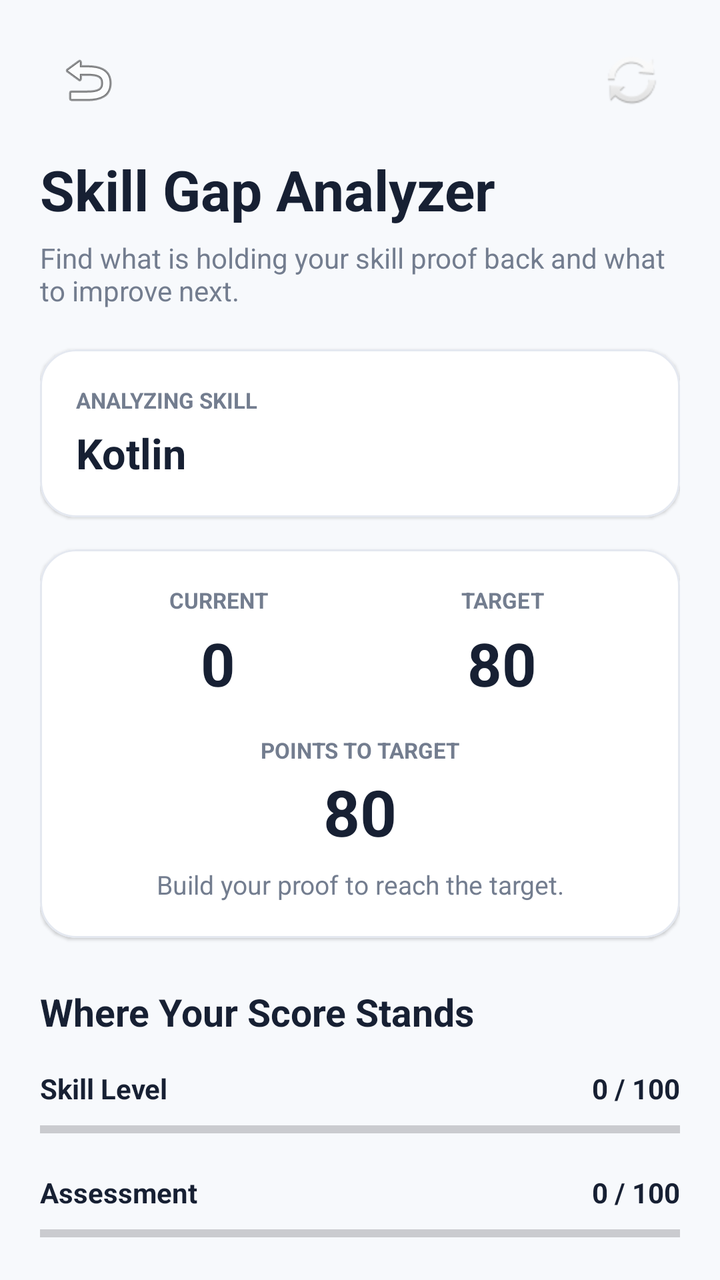
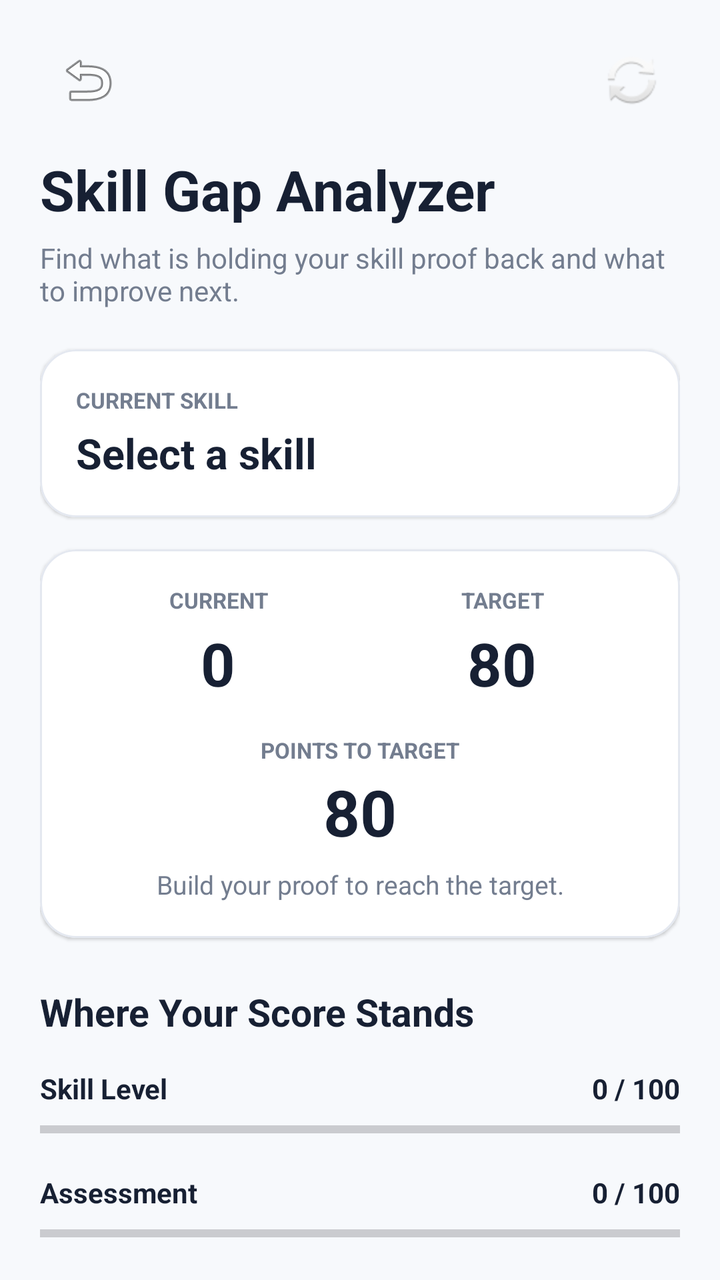

The first picture is an Android layout as it rendered before a commit; the second is the same layout after the commit. The layout source and the unified diff follow.
<!-- AndroidManifest.xml: application theme Theme.Skill_Proof_MAD_ASSIGNMENT_1 -->
<!-- res/layout/activity_skill_gap.xml -->
<?xml version="1.0" encoding="utf-8"?>
<androidx.core.widget.NestedScrollView
    xmlns:android="http://schemas.android.com/apk/res/android"
    xmlns:app="http://schemas.android.com/apk/res-auto"
    xmlns:tools="http://schemas.android.com/tools"
    android:layout_width="match_parent"
    android:layout_height="match_parent"
    android:background="#F7F9FC"
    android:fillViewport="true"
    tools:context=".SkillGapActivity">

    <androidx.constraintlayout.widget.ConstraintLayout
        android:layout_width="match_parent"
        android:layout_height="wrap_content"
        android:paddingStart="20dp"
        android:paddingTop="16dp"
        android:paddingEnd="20dp"
        android:paddingBottom="32dp">

        
        
        

        <ImageButton
            android:id="@+id/btnBack"
            android:layout_width="48dp"
            android:layout_height="48dp"
            android:background="?attr/selectableItemBackgroundBorderless"
            android:contentDescription="Back"
            android:padding="12dp"
            android:src="@android:drawable/ic_menu_revert"
            app:layout_constraintStart_toStartOf="parent"
            app:layout_constraintTop_toTopOf="parent" />

        <ImageButton
            android:id="@+id/btnRefresh"
            android:layout_width="48dp"
            android:layout_height="48dp"
            android:background="?attr/selectableItemBackgroundBorderless"
            android:contentDescription="Refresh"
            android:padding="12dp"
            android:src="@android:drawable/ic_popup_sync"
            app:layout_constraintEnd_toEndOf="parent"
            app:layout_constraintTop_toTopOf="parent" />

        <TextView
            android:id="@+id/tvPageTitle"
            android:layout_width="0dp"
            android:layout_height="wrap_content"
            android:layout_marginTop="12dp"
            android:text="Skill Gap Analyzer"
            android:textColor="#172033"
            android:textSize="28sp"
            android:textStyle="bold"
            app:layout_constraintEnd_toEndOf="parent"
            app:layout_constraintStart_toStartOf="parent"
            app:layout_constraintTop_toBottomOf="@id/btnBack" />

        <TextView
            android:id="@+id/tvDescription"
            android:layout_width="0dp"
            android:layout_height="wrap_content"
            android:layout_marginTop="6dp"
            android:text="Find what is holding your skill proof back and what to improve next."
            android:textColor="#737D8F"
            android:textSize="14sp"
            app:layout_constraintEnd_toEndOf="parent"
            app:layout_constraintStart_toStartOf="parent"
            app:layout_constraintTop_toBottomOf="@id/tvPageTitle" />

        
        
        

        <com.google.android.material.card.MaterialCardView
            android:id="@+id/skillCard"
            android:layout_width="0dp"
            android:layout_height="wrap_content"
            android:layout_marginTop="20dp"
            app:cardBackgroundColor="@android:color/white"
            app:cardCornerRadius="18dp"
            app:cardElevation="1dp"
            app:layout_constraintEnd_toEndOf="parent"
            app:layout_constraintStart_toStartOf="parent"
            app:layout_constraintTop_toBottomOf="@id/tvDescription"
            app:strokeColor="#E4E8F0"
            app:strokeWidth="1dp">

            <androidx.constraintlayout.widget.ConstraintLayout
                android:layout_width="match_parent"
                android:layout_height="wrap_content"
                android:padding="18dp">

                <TextView
                    android:id="@+id/tvSkillLabel"
                    android:layout_width="wrap_content"
                    android:layout_height="wrap_content"
                    android:text="ANALYZING SKILL"
                    android:textColor="#737D8F"
                    android:textSize="11sp"
                    android:textStyle="bold"
                    app:layout_constraintStart_toStartOf="parent"
                    app:layout_constraintTop_toTopOf="parent" />

                <TextView
                    android:id="@+id/tvSkillName"
                    android:layout_width="0dp"
                    android:layout_height="wrap_content"
                    android:layout_marginTop="5dp"
                    android:text="Kotlin"
                    android:textColor="#172033"
                    android:textSize="21sp"
                    android:textStyle="bold"
                    app:layout_constraintEnd_toEndOf="parent"
                    app:layout_constraintStart_toStartOf="parent"
                    app:layout_constraintTop_toBottomOf="@id/tvSkillLabel" />

            </androidx.constraintlayout.widget.ConstraintLayout>

        </com.google.android.material.card.MaterialCardView>

        
        
        

        <com.google.android.material.card.MaterialCardView
            android:id="@+id/gapSummaryCard"
            android:layout_width="0dp"
            android:layout_height="wrap_content"
            android:layout_marginTop="16dp"
            app:cardBackgroundColor="@android:color/white"
            app:cardCornerRadius="18dp"
            app:cardElevation="1dp"
            app:layout_constraintEnd_toEndOf="parent"
            app:layout_constraintStart_toStartOf="parent"
            app:layout_constraintTop_toBottomOf="@id/skillCard"
            app:strokeColor="#E4E8F0"
            app:strokeWidth="1dp">

            <androidx.constraintlayout.widget.ConstraintLayout
                android:layout_width="match_parent"
                android:layout_height="wrap_content"
                android:padding="18dp">

                

                <TextView
                    android:id="@+id/tvCurrentLabel"
                    android:layout_width="0dp"
                    android:layout_height="wrap_content"
                    android:gravity="center"
                    android:text="CURRENT"
                    android:textColor="#737D8F"
                    android:textSize="11sp"
                    android:textStyle="bold"
                    app:layout_constraintEnd_toStartOf="@id/tvTargetLabel"
                    app:layout_constraintStart_toStartOf="parent"
                    app:layout_constraintTop_toTopOf="parent" />

                <TextView
                    android:id="@+id/tvCurrentScore"
                    android:layout_width="0dp"
                    android:layout_height="wrap_content"
                    android:layout_marginTop="4dp"
                    android:gravity="center"
                    android:text="0"
                    android:textColor="#172033"
                    android:textSize="30sp"
                    android:textStyle="bold"
                    app:layout_constraintEnd_toStartOf="@id/tvTargetScore"
                    app:layout_constraintStart_toStartOf="parent"
                    app:layout_constraintTop_toBottomOf="@id/tvCurrentLabel" />

                

                <TextView
                    android:id="@+id/tvTargetLabel"
                    android:layout_width="0dp"
                    android:layout_height="wrap_content"
                    android:gravity="center"
                    android:text="TARGET"
                    android:textColor="#737D8F"
                    android:textSize="11sp"
                    android:textStyle="bold"
                    app:layout_constraintEnd_toEndOf="parent"
                    app:layout_constraintStart_toEndOf="@id/tvCurrentLabel"
                    app:layout_constraintTop_toTopOf="parent" />

                <TextView
                    android:id="@+id/tvTargetScore"
                    android:layout_width="0dp"
                    android:layout_height="wrap_content"
                    android:layout_marginTop="4dp"
                    android:gravity="center"
                    android:text="80"
                    android:textColor="#172033"
                    android:textSize="30sp"
                    android:textStyle="bold"
                    app:layout_constraintEnd_toEndOf="parent"
                    app:layout_constraintStart_toEndOf="@id/tvCurrentScore"
                    app:layout_constraintTop_toBottomOf="@id/tvTargetLabel" />

                

                <TextView
                    android:id="@+id/tvGapLabel"
                    android:layout_width="0dp"
                    android:layout_height="wrap_content"
                    android:layout_marginTop="16dp"
                    android:gravity="center"
                    android:text="POINTS TO TARGET"
                    android:textColor="#737D8F"
                    android:textSize="11sp"
                    android:textStyle="bold"
                    app:layout_constraintEnd_toEndOf="parent"
                    app:layout_constraintStart_toStartOf="parent"
                    app:layout_constraintTop_toBottomOf="@id/tvCurrentScore" />

                <TextView
                    android:id="@+id/tvGapScore"
                    android:layout_width="wrap_content"
                    android:layout_height="wrap_content"
                    android:layout_marginTop="2dp"
                    android:text="80"
                    android:textColor="#172033"
                    android:textSize="32sp"
                    android:textStyle="bold"
                    app:layout_constraintEnd_toEndOf="parent"
                    app:layout_constraintStart_toStartOf="parent"
                    app:layout_constraintTop_toBottomOf="@id/tvGapLabel" />

                <TextView
                    android:id="@+id/tvGapMessage"
                    android:layout_width="0dp"
                    android:layout_height="wrap_content"
                    android:layout_marginTop="6dp"
                    android:gravity="center"
                    android:text="Build your proof to reach the target."
                    android:textColor="#737D8F"
                    android:textSize="13sp"
                    app:layout_constraintBottom_toBottomOf="parent"
                    app:layout_constraintEnd_toEndOf="parent"
                    app:layout_constraintStart_toStartOf="parent"
                    app:layout_constraintTop_toBottomOf="@id/tvGapScore" />

            </androidx.constraintlayout.widget.ConstraintLayout>

        </com.google.android.material.card.MaterialCardView>

        
        
        

        <TextView
            android:id="@+id/tvBreakdownTitle"
            android:layout_width="0dp"
            android:layout_height="wrap_content"
            android:layout_marginTop="24dp"
            android:text="Where Your Score Stands"
            android:textColor="#172033"
            android:textSize="19sp"
            android:textStyle="bold"
            app:layout_constraintEnd_toEndOf="parent"
            app:layout_constraintStart_toStartOf="parent"
            app:layout_constraintTop_toBottomOf="@id/gapSummaryCard" />

        
        
        

        <TextView
            android:id="@+id/tvSkillLevelLabel"
            android:layout_width="0dp"
            android:layout_height="wrap_content"
            android:layout_marginTop="16dp"
            android:text="Skill Level"
            android:textColor="#172033"
            android:textSize="14sp"
            android:textStyle="bold"
            app:layout_constraintEnd_toStartOf="@id/tvSkillLevelScore"
            app:layout_constraintStart_toStartOf="parent"
            app:layout_constraintTop_toBottomOf="@id/tvBreakdownTitle" />

        <TextView
            android:id="@+id/tvSkillLevelScore"
            android:layout_width="wrap_content"
            android:layout_height="wrap_content"
            android:text="0 / 100"
            android:textColor="#172033"
            android:textSize="14sp"
            android:textStyle="bold"
            app:layout_constraintEnd_toEndOf="parent"
            app:layout_constraintTop_toTopOf="@id/tvSkillLevelLabel" />

        <ProgressBar
            android:id="@+id/progressSkillLevel"
            style="?android:attr/progressBarStyleHorizontal"
            android:layout_width="0dp"
            android:layout_height="8dp"
            android:layout_marginTop="7dp"
            android:max="100"
            android:progress="0"
            app:layout_constraintEnd_toEndOf="parent"
            app:layout_constraintStart_toStartOf="parent"
            app:layout_constraintTop_toBottomOf="@id/tvSkillLevelLabel" />

        
        
        

        <TextView
            android:id="@+id/tvAssessmentLabel"
            android:layout_width="0dp"
            android:layout_height="wrap_content"
            android:layout_marginTop="18dp"
            android:text="Assessment"
            android:textColor="#172033"
            android:textSize="14sp"
            android:textStyle="bold"
            app:layout_constraintEnd_toStartOf="@id/tvAssessmentScore"
            app:layout_constraintStart_toStartOf="parent"
            app:layout_constraintTop_toBottomOf="@id/progressSkillLevel" />

        <TextView
            android:id="@+id/tvAssessmentScore"
            android:layout_width="wrap_content"
            android:layout_height="wrap_content"
            android:text="0 / 100"
            android:textColor="#172033"
            android:textSize="14sp"
            android:textStyle="bold"
            app:layout_constraintEnd_toEndOf="parent"
            app:layout_constraintTop_toTopOf="@id/tvAssessmentLabel" />

        <ProgressBar
            android:id="@+id/progressAssessment"
            style="?android:attr/progressBarStyleHorizontal"
            android:layout_width="0dp"
            android:layout_height="8dp"
            android:layout_marginTop="7dp"
            android:max="100"
            android:progress="0"
            app:layout_constraintEnd_toEndOf="parent"
            app:layout_constraintStart_toStartOf="parent"
            app:layout_constraintTop_toBottomOf="@id/tvAssessmentLabel" />

        
        
        

        <TextView
            android:id="@+id/tvEvidenceLabel"
            android:layout_width="0dp"
            android:layout_height="wrap_content"
            android:layout_marginTop="18dp"
            android:text="Evidence"
            android:textColor="#172033"
            android:textSize="14sp"
            android:textStyle="bold"
            app:layout_constraintEnd_toStartOf="@id/tvEvidenceScore"
            app:layout_constraintStart_toStartOf="parent"
            app:layout_constraintTop_toBottomOf="@id/progressAssessment" />

        <TextView
            android:id="@+id/tvEvidenceScore"
            android:layout_width="wrap_content"
            android:layout_height="wrap_content"
            android:text="0 / 100"
            android:textColor="#172033"
            android:textSize="14sp"
            android:textStyle="bold"
            app:layout_constraintEnd_toEndOf="parent"
            app:layout_constraintTop_toTopOf="@id/tvEvidenceLabel" />

        <ProgressBar
            android:id="@+id/progressEvidence"
            style="?android:attr/progressBarStyleHorizontal"
            android:layout_width="0dp"
            android:layout_height="8dp"
            android:layout_marginTop="7dp"
            android:max="100"
            android:progress="0"
            app:layout_constraintEnd_toEndOf="parent"
            app:layout_constraintStart_toStartOf="parent"
            app:layout_constraintTop_toBottomOf="@id/tvEvidenceLabel" />

        
        
        

        <TextView
            android:id="@+id/tvVerificationLabel"
            android:layout_width="0dp"
            android:layout_height="wrap_content"
            android:layout_marginTop="18dp"
            android:text="Verification"
            android:textColor="#172033"
            android:textSize="14sp"
            android:textStyle="bold"
            app:layout_constraintEnd_toStartOf="@id/tvVerificationScore"
            app:layout_constraintStart_toStartOf="parent"
            app:layout_constraintTop_toBottomOf="@id/progressEvidence" />

        <TextView
            android:id="@+id/tvVerificationScore"
            android:layout_width="wrap_content"
            android:layout_height="wrap_content"
            android:text="0 / 100"
            android:textColor="#172033"
            android:textSize="14sp"
            android:textStyle="bold"
            app:layout_constraintEnd_toEndOf="parent"
            app:layout_constraintTop_toTopOf="@id/tvVerificationLabel" />

        <ProgressBar
            android:id="@+id/progressVerification"
            style="?android:attr/progressBarStyleHorizontal"
            android:layout_width="0dp"
            android:layout_height="8dp"
            android:layout_marginTop="7dp"
            android:max="100"
            android:progress="0"
            app:layout_constraintEnd_toEndOf="parent"
            app:layout_constraintStart_toStartOf="parent"
            app:layout_constraintTop_toBottomOf="@id/tvVerificationLabel" />

        
        
        

        <com.google.android.material.card.MaterialCardView
            android:id="@+id/actionPlanCard"
            android:layout_width="0dp"
            android:layout_height="wrap_content"
            android:layout_marginTop="24dp"
            app:cardBackgroundColor="@android:color/white"
            app:cardCornerRadius="18dp"
            app:cardElevation="1dp"
            app:layout_constraintEnd_toEndOf="parent"
            app:layout_constraintStart_toStartOf="parent"
            app:layout_constraintTop_toBottomOf="@id/progressVerification"
            app:strokeColor="#E4E8F0"
            app:strokeWidth="1dp">

            <androidx.constraintlayout.widget.ConstraintLayout
                android:layout_width="match_parent"
                android:layout_height="wrap_content"
                android:padding="18dp">

                <TextView
                    android:id="@+id/tvActionPlanTitle"
                    android:layout_width="0dp"
                    android:layout_height="wrap_content"
                    android:text="Personalized Action Plan"
                    android:textColor="#172033"
                    android:textSize="18sp"
                    android:textStyle="bold"
                    app:layout_constraintEnd_toEndOf="parent"
                    app:layout_constraintStart_toStartOf="parent"
                    app:layout_constraintTop_toTopOf="parent" />

                <TextView
                    android:id="@+id/tvActionPlan"
                    android:layout_width="0dp"
                    android:layout_height="wrap_content"
                    android:layout_marginTop="12dp"
                    android:lineSpacingExtra="4dp"
                    android:text="Improve your skill and add verified evidence."
                    android:textColor="#737D8F"
                    android:textSize="14sp"
                    app:layout_constraintBottom_toBottomOf="parent"
                    app:layout_constraintEnd_toEndOf="parent"
                    app:layout_constraintStart_toStartOf="parent"
                    app:layout_constraintTop_toBottomOf="@id/tvActionPlanTitle" />

            </androidx.constraintlayout.widget.ConstraintLayout>

        </com.google.android.material.card.MaterialCardView>

    </androidx.constraintlayout.widget.ConstraintLayout>

</androidx.core.widget.NestedScrollView>
<!-- resources referenced by this layout -->
<resources>
  <style name="Theme.Skill_Proof_MAD_ASSIGNMENT_1" parent="Base.Theme.Skill_Proof_MAD_ASSIGNMENT_1" />
  <style name="Base.Theme.Skill_Proof_MAD_ASSIGNMENT_1" parent="Theme.Material3.DayNight.NoActionBar">
          
          
      </style>
</resources>

<!-- the commit's change to res/layout/activity_skill_gap.xml (unified diff, before → after) -->
@@ -95,7 +95,7 @@
                     android:id="@+id/tvSkillLabel"
                     android:layout_width="wrap_content"
                     android:layout_height="wrap_content"
-                    android:text="ANALYZING SKILL"
+                    android:text="CURRENT SKILL"
                     android:textColor="#737D8F"
                     android:textSize="11sp"
                     android:textStyle="bold"
@@ -107,7 +107,7 @@
                     android:layout_width="0dp"
                     android:layout_height="wrap_content"
                     android:layout_marginTop="5dp"
-                    android:text="Kotlin"
+                    android:text="Select a skill"
                     android:textColor="#172033"
                     android:textSize="21sp"
                     android:textStyle="bold"
